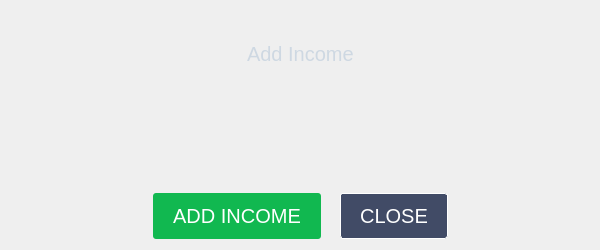
First picture: the form in src/addincome.ui, repository elvisxiaozhi/True-Wish, before the edit.
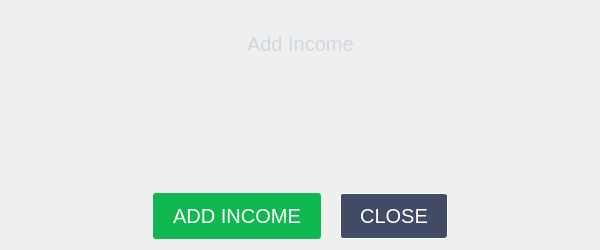
Second picture: the form after the edit.

Commit message: modify custom line edit

What changed in the file:
```diff
--- a/src/addincome.ui
+++ b/src/addincome.ui
@@ -111,6 +111,22 @@
      </item>
     </layout>
    </item>
+   <item>
+    <spacer name="verticalSpacer">
+     <property name="orientation">
+      <enum>Qt::Vertical</enum>
+     </property>
+     <property name="sizeType">
+      <enum>QSizePolicy::Fixed</enum>
+     </property>
+     <property name="sizeHint" stdset="0">
+      <size>
+       <width>20</width>
+       <height>40</height>
+      </size>
+     </property>
+    </spacer>
+   </item>
    <item>
     <layout class="QHBoxLayout" name="horizontalLayout" stretch="0,0,0,0,0">
      <item>
```
The commit also changes 1 other file.
